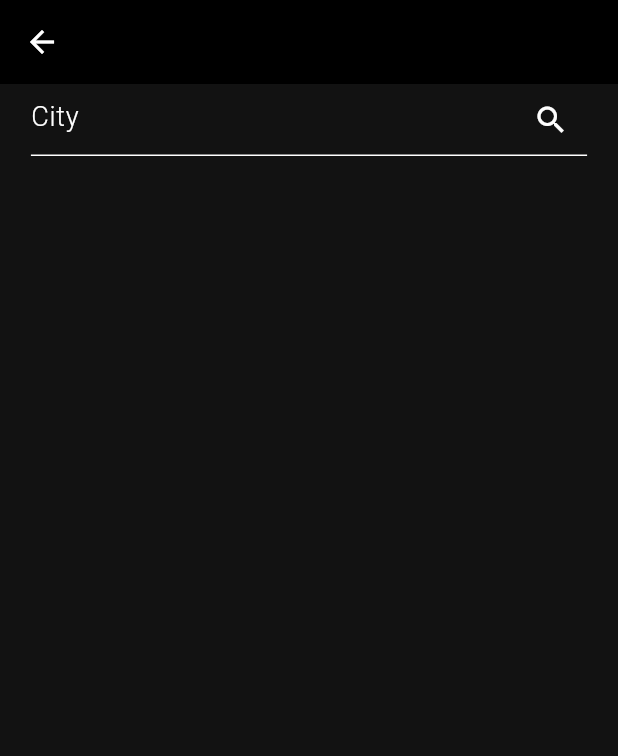
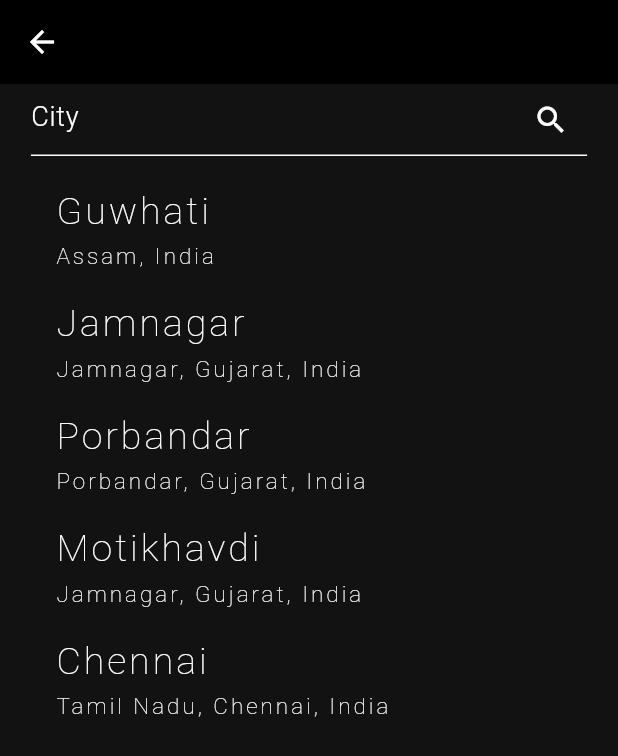
Before and after one commit to paramkansagra/WeatherApp, a Flutter app: the AddCity screen opened directly, on a phone screen of 412 x 824 dp. Shown: the top 756 px of the screen. Run offline on Flutter 3.47's test engine with Material 2 defaults, Android fonts, the phone set to English and light mode, and no system bars; our stand-ins replace flutter_riverpod, flutter_svg; network calls fail.

Commit message:
Added City Tiles with dummy data 🐦

```diff
--- a/lib/screens/add_city_screen.dart
+++ b/lib/screens/add_city_screen.dart
@@ -1,6 +1,8 @@
+import 'dart:convert';
 import 'dart:developer';
 
 import 'package:flutter/material.dart';
+import 'package:weather_app/widgets/add_city_tile.dart';
 
 class AddCity extends StatefulWidget {
   const AddCity({super.key});
@@ -15,6 +17,67 @@ class _AddCityState extends State<AddCity> {
 
   // Making a form key to use the validator function any where
   final _formKey = GlobalKey<FormState>();
+
+  // making a circular progress indiactor flag to show data is coming in
+  bool circularProgressIndicatorFlag = false;
+
+  // make a list of cities which we will get in the fetch call
+  List<Map<dynamic, dynamic>> citiesList = [
+    {
+      "cityName": "Guwhati",
+      "country": "India",
+      "admins": "Assam",
+      "latitude": 0.0,
+      "longitude": 0.0,
+    },
+    {
+      "cityName": "Jamnagar",
+      "country": "India",
+      "admins": "Jamnagar, Gujarat",
+      "latitude": 0.0,
+      "longitude": 0.0,
+    },
+    {
+      "cityName": "Porbandar",
+      "country": "India",
+      "admins": "Porbandar, Gujarat",
+      "latitude": 0.0,
+      "longitude": 0.0,
+    },
+    {
+      "cityName": "Motikhavdi",
+      "country": "India",
+      "admins": "Jamnagar, Gujarat",
+      "latitude": 0.0,
+      "longitude": 0.0,
+    },
+    {
+      "cityName": "Chennai",
+      "country": "India",
+      "admins": "Tamil Nadu, Chennai",
+      "latitude": 0.0,
+      "longitude": 0.0,
+    },
+  ];
+
+  // making a function to return list of cities which are coming in
+  Widget listOfCities() {
+    return Expanded(
+      child: SingleChildScrollView(
+        child: ListView.builder(
+          shrinkWrap: true,
+          itemCount: citiesList.length,
+          itemBuilder: (ctx, index) => AddCityTile(
+            cityName: citiesList[index]["cityName"],
+            country: citiesList[index]["country"],
+            admins: citiesList[index]["admins"],
+            latitude: citiesList[index]["latitude"],
+            longitude: citiesList[index]["longitude"],
+          ),
+        ),
+      ),
+    );
+  }
 
   @override
   Widget build(BuildContext context) {
@@ -87,6 +150,14 @@ class _AddCityState extends State<AddCity> {
                         ),
                       );
                     }
+
+                    // else we will be doing the api call
+                    else {
+                      setState(() {
+                        circularProgressIndicatorFlag =
+                            !circularProgressIndicatorFlag;
+                      });
+                    }
                   },
                 ),
               ),
@@ -99,6 +170,15 @@ class _AddCityState extends State<AddCity> {
               // on changed so that we can get the data from the text edit contoller
               onChanged: (value) => cityName = value,
             ),
+
+            // adding a sizedbox for some spacing
+            SizedBox(height: 10),
+
+            //if the circular progress indiactor flag is true then we will show the indicator
+            if (circularProgressIndicatorFlag)
+              CircularProgressIndicator(
+                  color: Theme.of(context).colorScheme.onBackground),
+            if (!circularProgressIndicatorFlag) listOfCities(),
           ],
         ),
       ),
--- /dev/null
+++ b/lib/widgets/add_city_tile.dart
@@ -0,0 +1,42 @@
+import 'package:flutter/material.dart';
+
+class AddCityTile extends StatelessWidget {
+  const AddCityTile({
+    super.key,
+    required this.cityName,
+    required this.country,
+    required this.admins,
+    required this.latitude,
+    required this.longitude,
+  });
+
+  final String cityName;
+  final String country;
+  final String admins;
+  final double latitude;
+  final double longitude;
+
+  @override
+  Widget build(BuildContext context) {
+    return ListTile(
+      title: Text(
+        "$cityName",
+        style: Theme.of(context).textTheme.bodyLarge!.copyWith(
+              fontWeight: FontWeight.w200,
+              fontSize: 25,
+              letterSpacing: 2,
+            ),
+      ),
+      subtitle: Text(
+        "$admins, $country",
+        style: Theme.of(context).textTheme.bodyMedium!.copyWith(
+              fontWeight: FontWeight.w200,
+              letterSpacing: 2,
+            ),
+      ),
+      onTap: () {
+        Navigator.of(context).pop([longitude, latitude, cityName]);
+      },
+    );
+  }
+}
```
